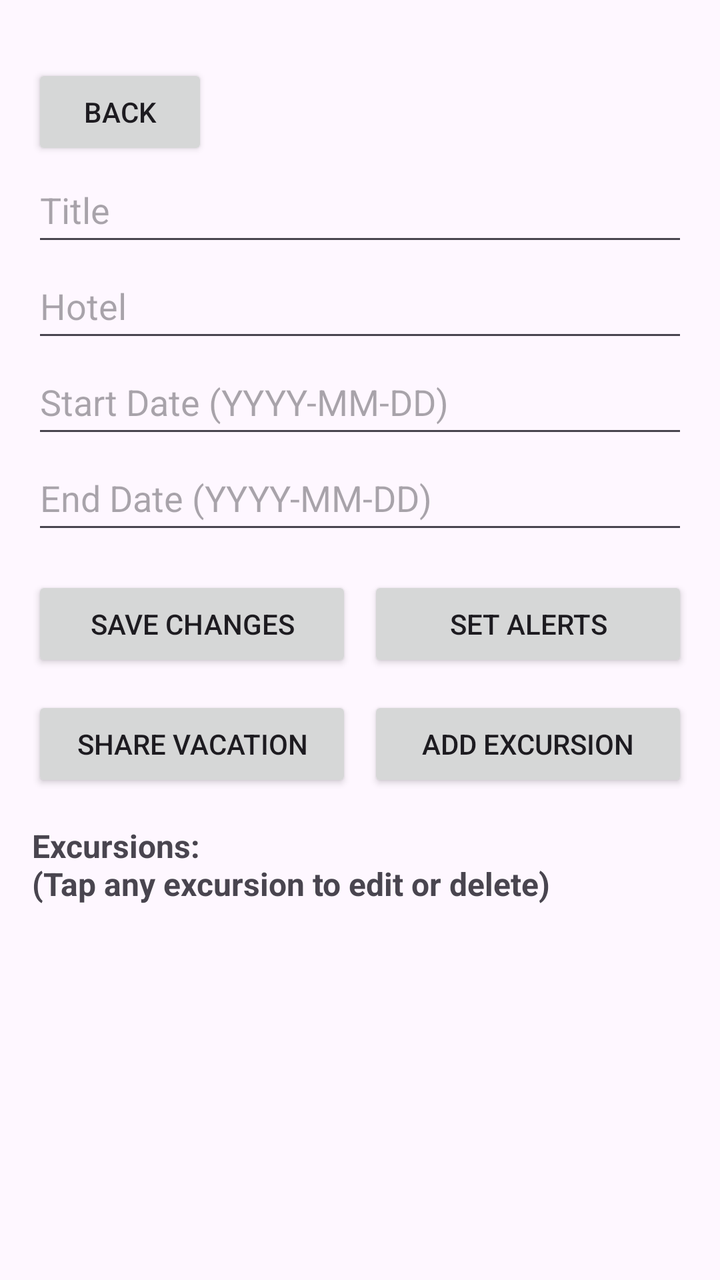
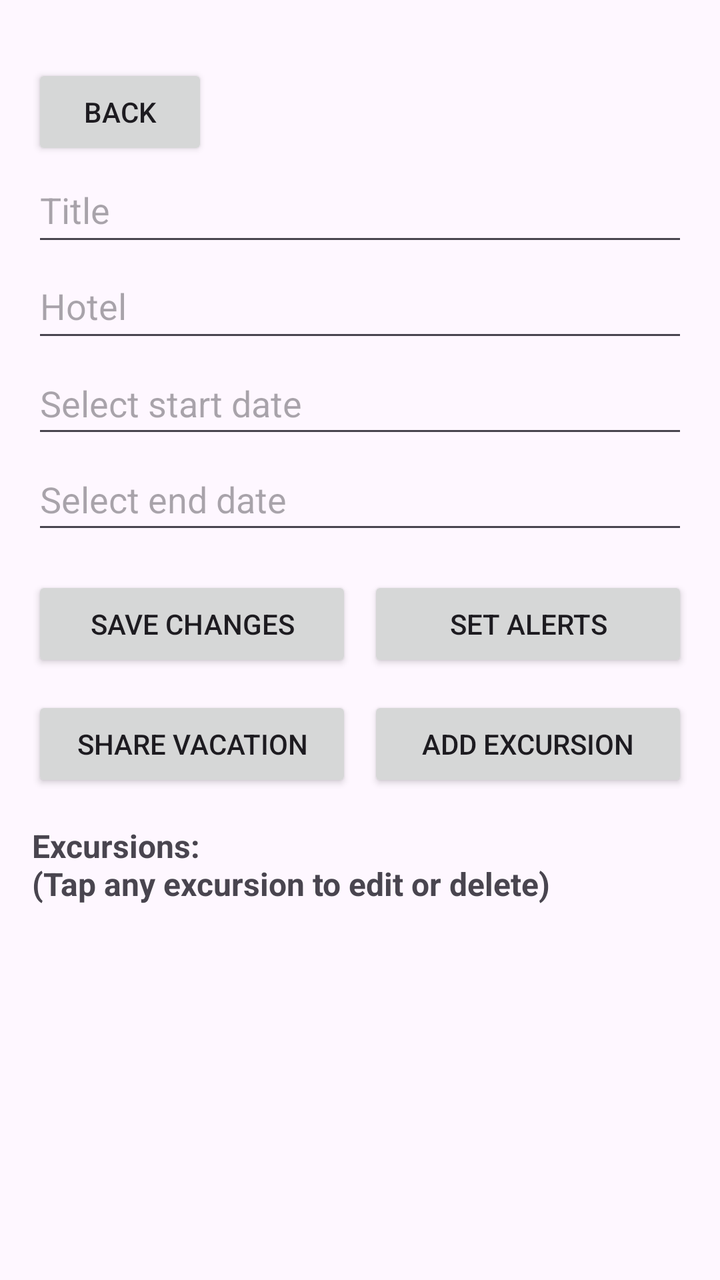

Compare the two renders of this Android layout. The source of the first and the diff that turns it into the second are given below.
<!-- AndroidManifest.xml: application theme Theme.D308VacationPlanner -->
<!-- res/layout/activity_vacation_detail.xml -->
<?xml version="1.0" encoding="utf-8"?>
<LinearLayout xmlns:android="http://schemas.android.com/apk/res/android"
    android:layout_width="match_parent"
    android:layout_height="match_parent"
    android:orientation="vertical"
    android:padding="16dp">

    <Button
        android:id="@+id/buttonBack"
        android:layout_width="wrap_content"
        android:layout_height="48dp"
        android:text="Back"
        android:layout_marginTop="16dp" />

    <EditText
        android:id="@+id/editTextTitle"
        android:layout_width="match_parent"
        android:layout_height="48dp"
        android:hint="Title"
        android:inputType="text"
        android:paddingBottom="8dp" />

    <EditText
        android:id="@+id/editTextHotel"
        android:layout_width="match_parent"
        android:layout_height="48dp"
        android:hint="Hotel"
        android:inputType="text"
        android:paddingBottom="8dp" />

    <EditText
        android:id="@+id/editTextStartDate"
        android:layout_width="match_parent"
        android:layout_height="48dp"
        android:hint="Start Date (YYYY-MM-DD)"
        android:inputType="date"
        android:paddingBottom="8dp" />

    <EditText
        android:id="@+id/editTextEndDate"
        android:layout_width="match_parent"
        android:layout_height="48dp"
        android:hint="End Date (YYYY-MM-DD)"
        android:inputType="date"
        android:paddingBottom="8dp" />

    <LinearLayout
        android:layout_width="match_parent"
        android:layout_height="wrap_content"
        android:orientation="horizontal"
        android:gravity="center"
        android:layout_marginTop="16dp">

        <Button
            android:id="@+id/buttonSaveChanges"
            android:layout_width="0dp"
            android:layout_height="wrap_content"
            android:layout_weight="1"
            android:text="Save Changes"
            android:layout_marginEnd="8dp" />

        <Button
            android:id="@+id/buttonSetAlerts"
            android:layout_width="0dp"
            android:layout_height="wrap_content"
            android:layout_weight="1"
            android:text="Set Alerts" />
    </LinearLayout>

    <LinearLayout
        android:layout_width="match_parent"
        android:layout_height="wrap_content"
        android:orientation="horizontal"
        android:gravity="center"
        android:layout_marginTop="12dp">

        <Button
            android:id="@+id/buttonShare"
            android:layout_width="0dp"
            android:layout_height="wrap_content"
            android:layout_weight="1"
            android:text="Share Vacation"
            android:layout_marginEnd="8dp" />

        <Button
            android:id="@+id/buttonAddExcursion"
            android:layout_width="0dp"
            android:layout_height="wrap_content"
            android:layout_weight="1"
            android:text="Add Excursion" />
    </LinearLayout>


    <TextView
        android:id="@+id/textViewExcursionsTitle"
        android:layout_width="match_parent"
        android:layout_height="wrap_content"
        android:text="Excursions:\n(Tap any excursion to edit or delete)"
        android:textStyle="bold"
        android:textSize="16sp"
        android:layout_marginTop="16dp"
        android:layout_marginBottom="8dp"
        android:maxLines="2"
        android:ellipsize="end" />

    <ListView
        android:id="@+id/listViewExcursions"
        android:layout_width="match_parent"
        android:layout_height="wrap_content"
        android:divider="@android:color/darker_gray"
        android:dividerHeight="1dp"
        android:layout_marginTop="8dp" />

</LinearLayout>
<!-- resources referenced by this layout -->
<resources>
  <style name="Theme.D308VacationPlanner" parent="Base.Theme.D308VacationPlanner" />
  <style name="Base.Theme.D308VacationPlanner" parent="Theme.Material3.DayNight">
          
          <item name="colorPrimary">@color/colorPrimary</item>
      </style>
  <color name="colorPrimary">#002147</color>
</resources>

<!-- the commit's change to res/layout/activity_vacation_detail.xml (unified diff, before → after) -->
@@ -29,20 +29,22 @@
         android:paddingBottom="8dp" />
 
     <EditText
-        android:id="@+id/editTextStartDate"
+        android:id="@+id/editTextVacationStartDate"
         android:layout_width="match_parent"
         android:layout_height="48dp"
-        android:hint="Start Date (YYYY-MM-DD)"
-        android:inputType="date"
-        android:paddingBottom="8dp" />
+        android:hint="Select start date"
+        android:focusable="false"
+        android:cursorVisible="false"
+        android:inputType="none" />
 
     <EditText
-        android:id="@+id/editTextEndDate"
+        android:id="@+id/editTextVacationEndDate"
         android:layout_width="match_parent"
         android:layout_height="48dp"
-        android:hint="End Date (YYYY-MM-DD)"
-        android:inputType="date"
-        android:paddingBottom="8dp" />
+        android:hint="Select end date"
+        android:focusable="false"
+        android:cursorVisible="false"
+        android:inputType="none" />
 
     <LinearLayout
         android:layout_width="match_parent"
